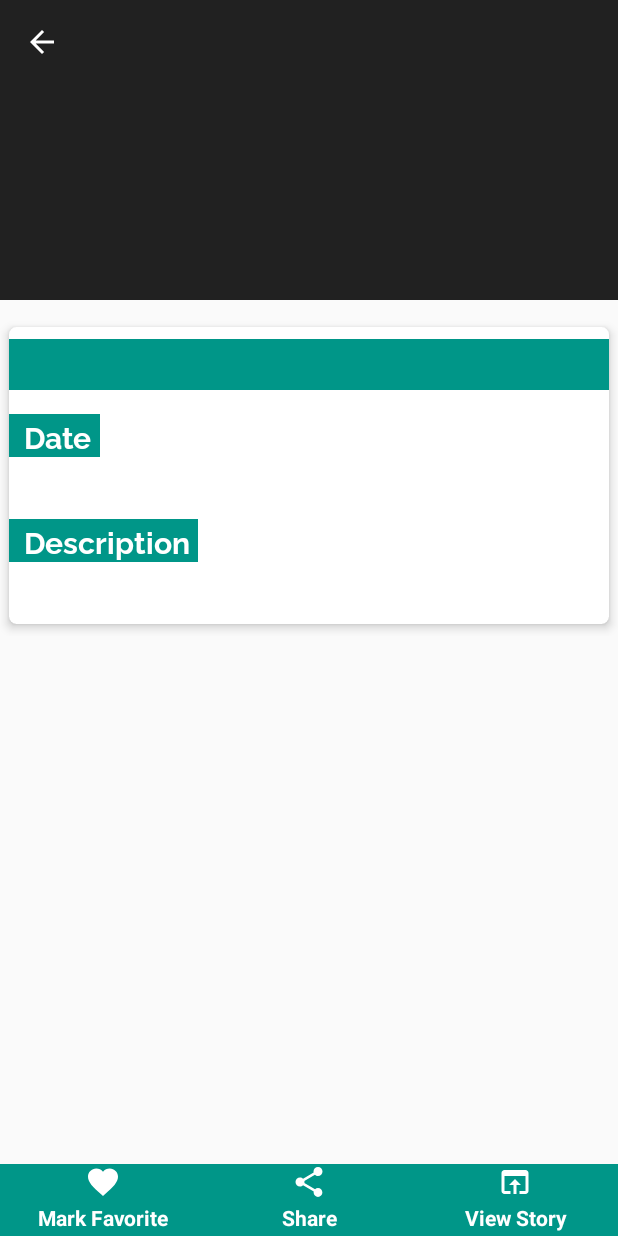
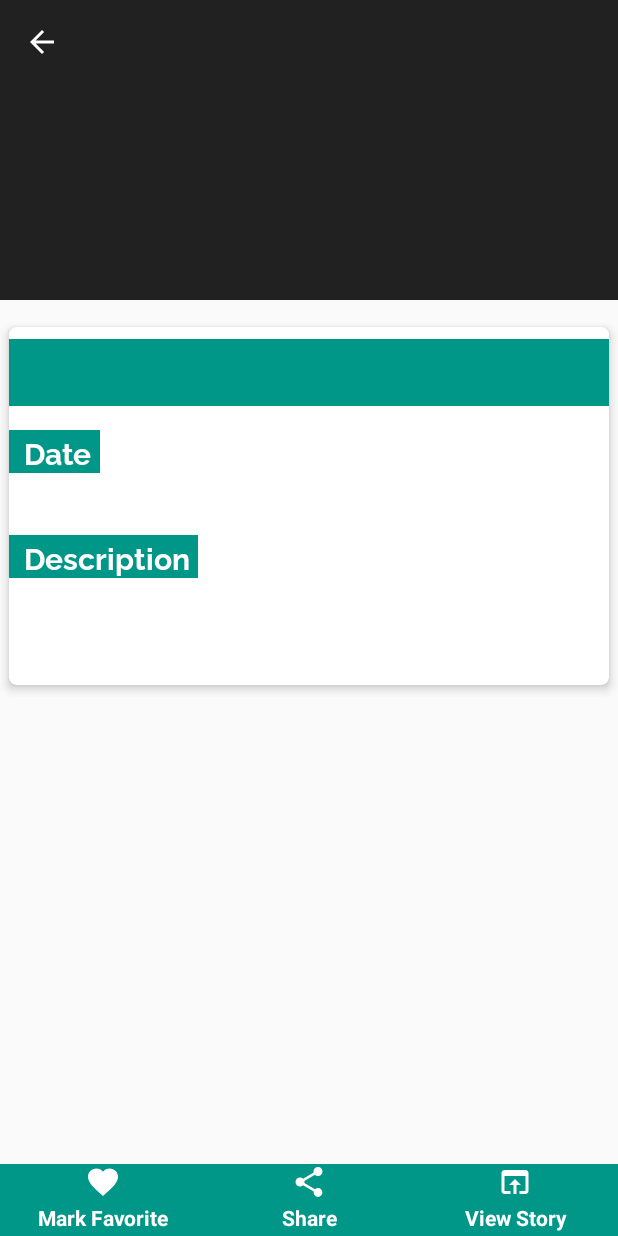
Before and after one commit to sud8443/NewsDash, an Android app: the NewsDetailDisplayActivity screen opened directly, with no data from a screen before it, on a phone screen of 412 x 824 dp. Run offline under Robolectric (Android 15) with nearby library versions, the phone set to English and light mode, and no system bars; our stand-ins replace Picasso; pictures from the network do not load.

Commit message:
Added empty messages to the different textviews and added source TextView to the News Details Display Activity

```diff
--- a/app/src/main/res/layout/activity_news_detail_display.xml
+++ b/app/src/main/res/layout/activity_news_detail_display.xml
@@ -44,6 +44,7 @@
                 android:layout_width="match_parent"
                 android:layout_height="wrap_content"
                 android:layout_marginTop="8dp"
+                android:padding="5dp"
                 android:gravity="center"
                 android:background="@color/colorAccentGrey"
                 android:textStyle="bold"
@@ -73,16 +74,25 @@
 
                 <TextView
                     android:id="@+id/tv_date_act_news_detail_display"
-                    android:layout_width="wrap_content"
+                    android:layout_width="0dp"
                     android:layout_height="wrap_content"
+                    android:layout_marginEnd="8dp"
                     android:drawablePadding="5dp"
                     android:fontFamily="sans-serif"
-                    android:gravity="bottom"
+                    android:gravity="bottom|start"
                     android:padding="10dp"
                     android:textColor="@android:color/black"
                     android:textSize="15sp"
-                    app:layout_constraintLeft_toLeftOf="parent"
+                    app:layout_constraintEnd_toStartOf="@+id/guideline"
+                    app:layout_constraintStart_toStartOf="parent"
                     app:layout_constraintTop_toBottomOf="@+id/tv_date_lbl_act_news_detail_display" />
+
+                <android.support.constraint.Guideline
+                    android:id="@+id/guideline"
+                    android:layout_width="2dp"
+                    android:layout_height="0dp"
+                    android:orientation="vertical"
+                    app:layout_constraintGuide_percent="0.5" />
 
                 <TextView
                     android:id="@+id/tv_author_lbl_act_news_detail_display"
@@ -104,14 +114,15 @@
 
                 <TextView
                     android:id="@+id/tv_author_act_news_detail_display"
-                android:layout_width="wrap_content"
+                    android:layout_width="0dp"
                     android:layout_height="wrap_content"
                     android:padding="10dp"
                     android:textColor="@android:color/black"
                     android:textSize="15sp"
-                android:gravity="bottom"
+                    android:gravity="bottom|end"
                     android:drawablePadding="5dp"
-                app:layout_constraintRight_toRightOf="parent"
+                    app:layout_constraintStart_toStartOf="@id/guideline"
+                    app:layout_constraintEnd_toEndOf="parent"
                     app:layout_constraintTop_toBottomOf="@+id/tv_author_lbl_act_news_detail_display" />
 
                 <TextView
@@ -139,6 +150,16 @@
                     app:layout_constraintStart_toStartOf="parent"
                     app:layout_constraintEnd_toEndOf="parent"
                     app:layout_constraintTop_toBottomOf="@id/tv_desc_lbl_act_news_detail_display" />
+
+                <TextView
+                    android:id="@+id/tv_source_act_news_detail_display"
+                    android:layout_width="wrap_content"
+                    android:layout_height="wrap_content"
+                    android:padding="5dp"
+                    android:textSize="14sp"
+                    app:layout_constraintStart_toStartOf="parent"
+                    app:layout_constraintTop_toBottomOf="@id/tv_desc_act_news_detail_display"
+                    app:layout_constraintBottom_toBottomOf="parent"/>
             </android.support.constraint.ConstraintLayout>
         </android.support.v7.widget.CardView>
     </android.support.v4.widget.NestedScrollView>
--- a/app/src/main/res/values/strings.xml
+++ b/app/src/main/res/values/strings.xml
@@ -12,4 +12,9 @@
     <string name="date_label">Date</string>
     <string name="author_label">Author</string>
     <string name="description_label">Description</string>
+
+    // Empty Data messages
+    <string name="no_description_message">No description available</string>
+    <string name="no_author_message">Author unknown</string>
+    <string name="no_source_available">Unknown source</string>
 </resources>
```
Also changed, not shown: app/src/main/java/developersudhanshu/com/newsdash/activities/NewsDetailDisplayActivity.java (+17 -3 lines). Lines whose indentation alone changed are shown as unchanged.
